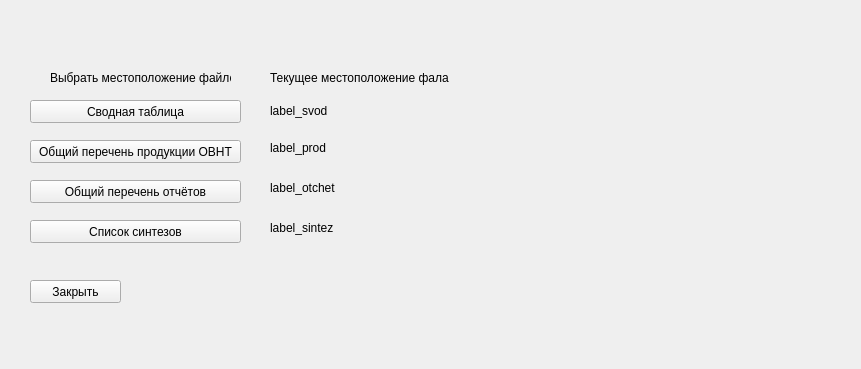
Before: the Qt Designer form choose_file.ui in ivanzuev78/Kvart_otchet, drawn with Qt 5.
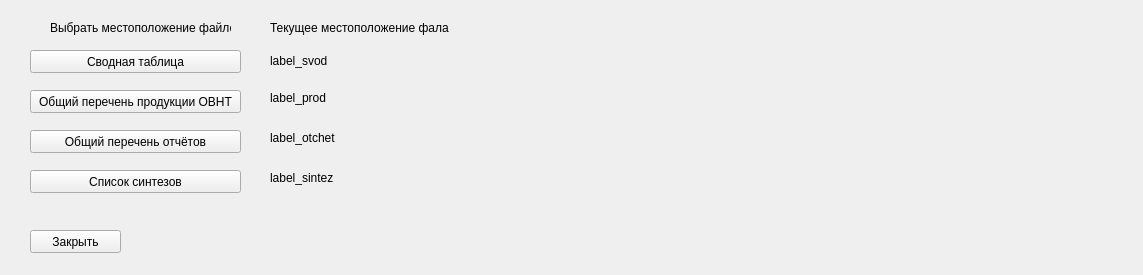
After: the same form once the commit is applied.

The edit to the form file:
```diff
--- a/choose_file.ui
+++ b/choose_file.ui
@@ -6,8 +6,8 @@
    <rect>
     <x>0</x>
     <y>0</y>
-    <width>861</width>
-    <height>369</height>
+    <width>1143</width>
+    <height>275</height>
    </rect>
   </property>
   <property name="windowTitle">
@@ -18,7 +18,7 @@
     <property name="geometry">
      <rect>
       <x>30</x>
-      <y>100</y>
+      <y>50</y>
       <width>211</width>
       <height>23</height>
      </rect>
@@ -31,7 +31,7 @@
     <property name="geometry">
      <rect>
       <x>30</x>
-      <y>180</y>
+      <y>130</y>
       <width>211</width>
       <height>23</height>
      </rect>
@@ -44,7 +44,7 @@
     <property name="geometry">
      <rect>
       <x>30</x>
-      <y>140</y>
+      <y>90</y>
       <width>211</width>
       <height>23</height>
      </rect>
@@ -57,7 +57,7 @@
     <property name="geometry">
      <rect>
       <x>30</x>
-      <y>220</y>
+      <y>170</y>
       <width>211</width>
       <height>23</height>
      </rect>
@@ -70,7 +70,7 @@
     <property name="geometry">
      <rect>
       <x>50</x>
-      <y>70</y>
+      <y>20</y>
       <width>181</width>
       <height>16</height>
      </rect>
@@ -83,7 +83,7 @@
     <property name="geometry">
      <rect>
       <x>270</x>
-      <y>100</y>
+      <y>50</y>
       <width>601</width>
       <height>21</height>
      </rect>
@@ -96,7 +96,7 @@
     <property name="geometry">
      <rect>
       <x>270</x>
-      <y>180</y>
+      <y>130</y>
       <width>601</width>
       <height>16</height>
      </rect>
@@ -109,7 +109,7 @@
     <property name="geometry">
      <rect>
       <x>270</x>
-      <y>220</y>
+      <y>170</y>
       <width>601</width>
       <height>16</height>
      </rect>
@@ -122,7 +122,7 @@
     <property name="geometry">
      <rect>
       <x>270</x>
-      <y>140</y>
+      <y>90</y>
       <width>601</width>
       <height>16</height>
      </rect>
@@ -135,8 +135,8 @@
     <property name="geometry">
      <rect>
       <x>270</x>
-      <y>70</y>
-      <width>181</width>
+      <y>20</y>
+      <width>301</width>
       <height>16</height>
      </rect>
     </property>
@@ -148,7 +148,7 @@
     <property name="geometry">
      <rect>
       <x>30</x>
-      <y>280</y>
+      <y>230</y>
       <width>91</width>
       <height>23</height>
      </rect>
```
